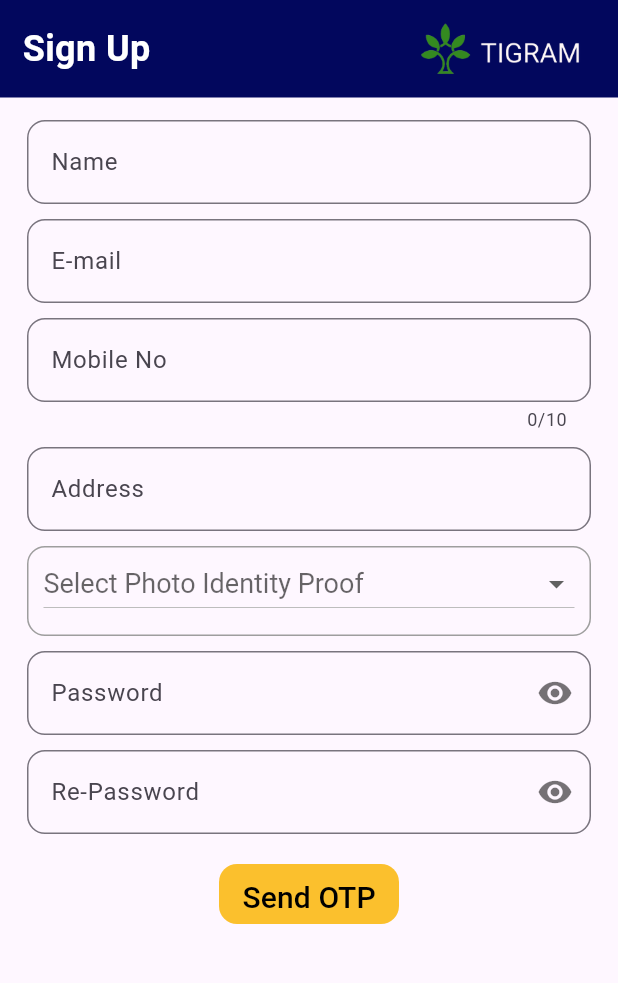
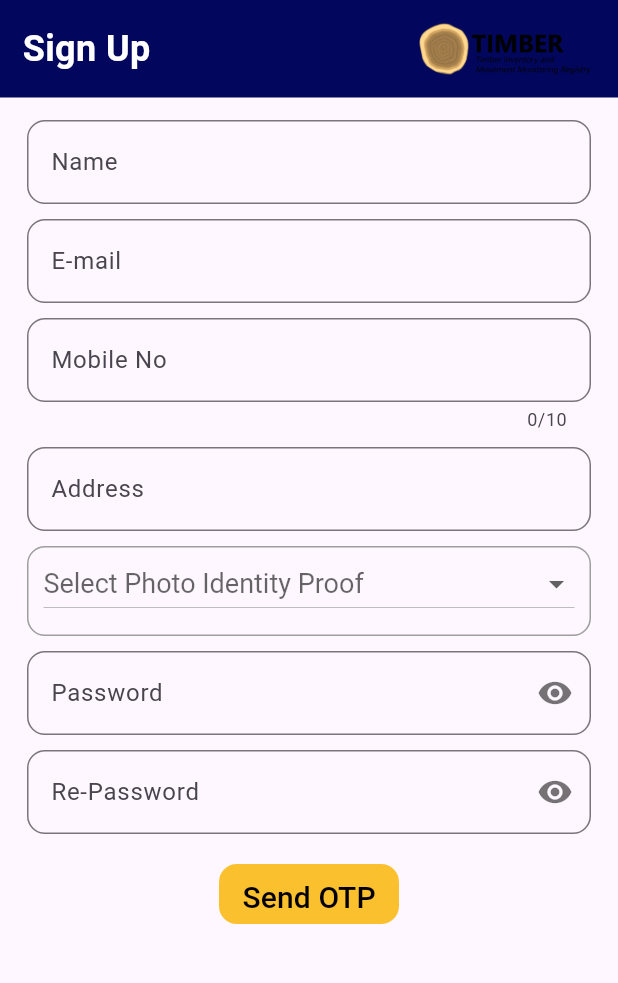
Before and after one commit to abhijeeeth/T-gram, a Flutter app: the screen it shows after launch, after a tap on "Sign Up", on a phone screen of 412 x 824 dp, the part 120-1103 px from its top. Run offline on Flutter 3.47's test engine with Material 3 defaults, Android fonts, the phone set to English and light mode, and no system bars; our stand-ins replace bloc, dio, file_picker, flutter_bloc, fluttertoast, geocoding and 15 more; missing offline and left inert: flutter_downloader, geolocator_web, image_picker_for_web, mobile_scanner, schedulers, shared_preferences_web; accounts and stored records are empty; network calls fail; Roboto replaces fonts that are missing (Cairo).

Commit message:
feat: update color scheme and improve image handling in login and main screens

```diff
--- a/lib/login.dart
+++ b/lib/login.dart
@@ -57,7 +57,8 @@ class _LoginDemoState extends State<LoginDemo> {
                 padding: const EdgeInsets.only(left: 15, right: 15),
                 width: double.infinity,
                 height: 65,
-                color: HexColor("#02075D"),
+                // color: HexColor("#02075D"),
+                color: HexColor("#004d40"),
                 child: Row(
                   children: <Widget>[
                     const Text(
@@ -70,10 +71,13 @@ class _LoginDemoState extends State<LoginDemo> {
                       ),
                     ),
                     const Spacer(),
-                    Image.asset(
-                      "assets/images/tigram01.png",
-                      width: 120,
-                      height: 90,
+                    Container(
+                      // color: const Color.fromARGB(255, 255, 255, 255),
+                      child: Image.asset(
+                        "assets/images/tigram01.png",
+                        width: 120,
+                        height: 90,
+                      ),
                     ),
                   ],
                 ),
--- a/lib/main.dart
+++ b/lib/main.dart
@@ -63,16 +63,18 @@ class MyApp extends StatelessWidget {
         debugShowCheckedModeBanner: false,
         theme: ThemeData(
           useMaterial3: true,
+          primarySwatch: Colors.teal,
           colorScheme: ColorScheme.fromSeed(
             seedColor: const Color.fromRGBO(99, 118, 71, 1),
             brightness: Brightness.light,
+            secondary: const Color.fromARGB(195, 105, 138, 132),
           ),
           appBarTheme: const AppBarTheme(
             backgroundColor: Color.fromRGBO(99, 118, 71, 1),
             foregroundColor: Colors.white,
           ),
         ),
-        home: const login_page.login(), // Ensure login() returns a Widget
+        home: const login_page.login(),
       ),
     );
   }
--- a/lib/noctiles.dart
+++ b/lib/noctiles.dart
@@ -226,7 +226,7 @@ class _NocApplictaionTilesState extends State<NocApplictaionTiles> {
                         title: 'Approved/Rejected',
                         subtitle: 'Final decisions',
                         icon: Icons.rule_rounded,
-                        color: Colors.purple[600]!,
+                        color: const Color(0xFF8E24AA)!,
                         onTap: () {
                           context.read<MainBloc>().add(NocApprovedRejectedList(
                               sessionToken: _sessionToken));
```
Also changed, not shown: assets/images/tigram01.png, 4 other files.
